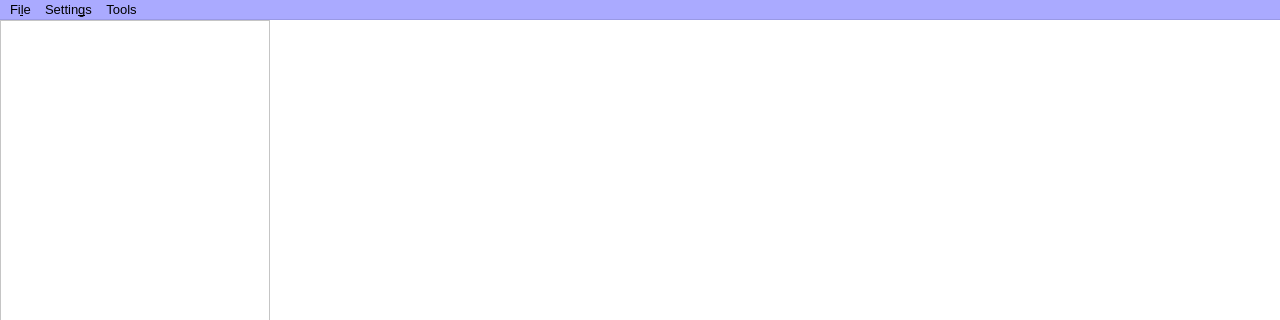
Old version of the form bin/PRAGA_GIS/mainWindow.ui in the repository gaowudao/CRITERIA3D; both pictures show x 0 to 1280 and y 0 to 320 of the 1280 by 720 pixel window.
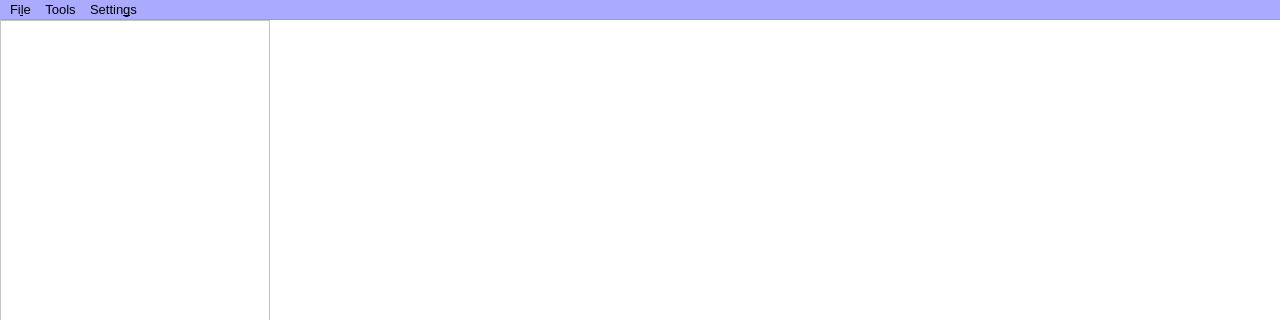
New version of the form.

Diff of the .ui file:
```diff
--- a/bin/PRAGA_GIS/mainWindow.ui
+++ b/bin/PRAGA_GIS/mainWindow.ui
@@ -996,8 +996,8 @@
     <addaction name="actionCompute_Unit_Crop_Map"/>
    </widget>
    <addaction name="menuFile"/>
-   <addaction name="menuGIS_settings"/>
    <addaction name="menuTools"/>
+   <addaction name="menuGIS_settings"/>
   </widget>
   <widget class="QStatusBar" name="statusBar"/>
   <action name="actionLoadRaster">
```
